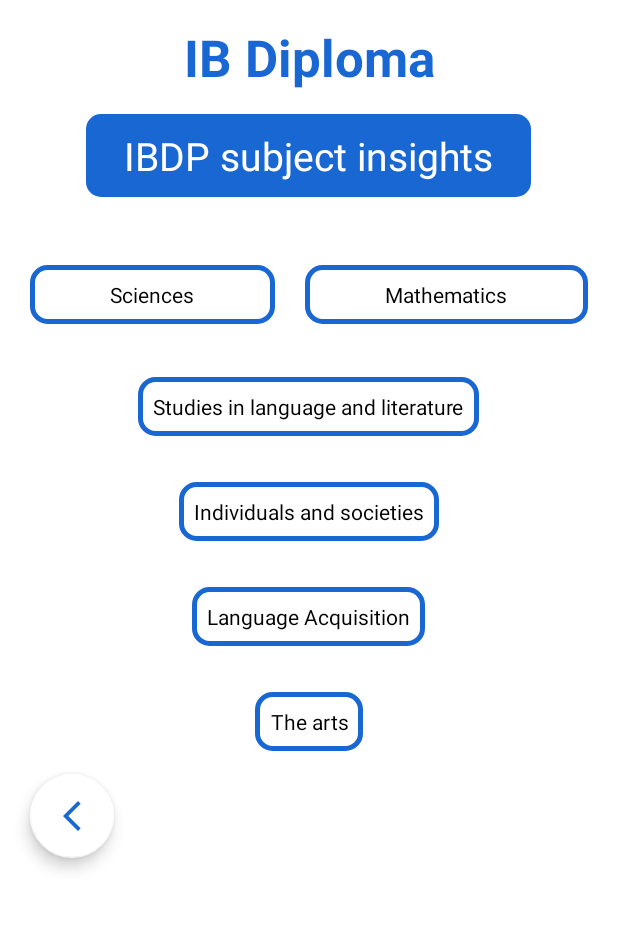
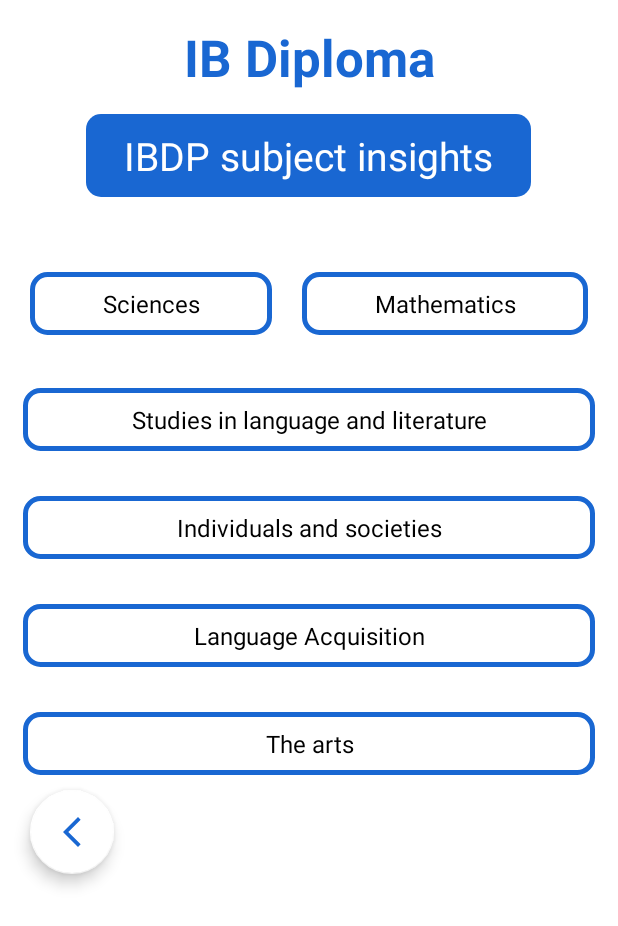
Before and after one commit to Amit-MBCA/AceMentor, an Android app: the ninethStudents screen opened directly, with no data from a screen before it, on a phone screen of 412 x 824 dp. Shown: the top 926 px of the screen. Run offline under Robolectric (Android 15) with nearby library versions, the phone set to English and light mode, and no system bars; libraries missing offline, so code that uses them is left out: com.github.dhaval2404.imagepicker; pictures from the network do not load.

Commit message:
First Commit Date and Time Picker UI Completed Subjects linked to the url Each Slot updated Almost Completed Date problem solved

```diff
--- a/app/src/main/res/layout/activity_nineth_students.xml
+++ b/app/src/main/res/layout/activity_nineth_students.xml
@@ -47,14 +47,14 @@
             android:layout_marginLeft="20dp"
             android:layout_marginTop="20dp"
             android:layout_marginRight="10dp"
-            android:layout_marginBottom="20dp"
+            android:layout_marginBottom="10dp"
             android:layout_weight="1"
             android:background="@drawable/tvsubjectsbg"
             android:padding="10dp"
             android:text="Sciences"
             android:textAlignment="center"
             android:textColor="#000000"
-            android:textSize="14sp" />
+            android:textSize="16sp" />
 
         <TextView
             android:id="@+id/tvMath"
@@ -64,68 +64,76 @@
             android:layout_marginLeft="10dp"
             android:layout_marginTop="20dp"
             android:layout_marginRight="20dp"
-            android:layout_marginBottom="20dp"
+            android:layout_marginBottom="10dp"
             android:layout_weight="1"
             android:background="@drawable/tvsubjectsbg"
             android:padding="10dp"
             android:text="Mathematics"
             android:textAlignment="center"
             android:textColor="#000000"
-            android:textSize="14sp" />
+            android:textSize="16sp" />
 
     </LinearLayout>
 
     <TextView
         android:id="@+id/tvLangandLit"
-        android:layout_width="wrap_content"
+        android:layout_width="match_parent"
         android:layout_height="wrap_content"
         android:layout_gravity="center"
-        android:layout_margin="15dp"
+        android:layout_marginLeft="15dp"
+        android:layout_marginTop="30dp"
+        android:layout_marginRight="15dp"
         android:background="@drawable/tvsubjectsbg"
         android:padding="10dp"
         android:text="Studies in language and literature"
         android:textAlignment="center"
         android:textColor="#000000"
-        android:textSize="14sp" />
+        android:textSize="16sp" />
 
     <TextView
         android:id="@+id/tvIndividuals"
-        android:layout_width="wrap_content"
+        android:layout_width="match_parent"
         android:layout_height="wrap_content"
         android:layout_gravity="center"
-        android:layout_margin="15dp"
+        android:layout_marginLeft="15dp"
+        android:layout_marginTop="30dp"
+        android:layout_marginRight="15dp"
         android:background="@drawable/tvsubjectsbg"
         android:padding="10dp"
         android:text="Individuals and societies"
         android:textAlignment="center"
         android:textColor="#000000"
-        android:textSize="14sp" />
+        android:textSize="16sp" />
 
     <TextView
         android:id="@+id/tvAcqusition"
-        android:layout_width="wrap_content"
+        android:layout_width="match_parent"
         android:layout_height="wrap_content"
         android:layout_gravity="center"
-        android:layout_margin="15dp"
+        android:layout_marginLeft="15dp"
+        android:layout_marginTop="30dp"
+        android:layout_marginRight="15dp"
         android:background="@drawable/tvsubjectsbg"
         android:padding="10dp"
         android:text="Language Acquisition"
         android:textAlignment="center"
         android:textColor="#000000"
-        android:textSize="14sp" />
+        android:textSize="16sp" />
 
     <TextView
         android:id="@+id/tvArts"
-        android:layout_width="wrap_content"
+        android:layout_width="match_parent"
         android:layout_height="wrap_content"
         android:layout_gravity="center"
-        android:layout_margin="15dp"
+        android:layout_marginLeft="15dp"
+        android:layout_marginTop="30dp"
+        android:layout_marginRight="15dp"
         android:background="@drawable/tvsubjectsbg"
         android:padding="10dp"
         android:text="The arts"
         android:textAlignment="center"
         android:textColor="#000000"
-        android:textSize="14sp" />
+        android:textSize="16sp" />
 
 <!--    <TextView-->
 <!--        android:id="@+id/tvCore"-->
@@ -150,6 +158,7 @@
         android:layout_alignParentBottom="true"
         android:layout_gravity="bottom|start"
         android:layout_marginLeft="20dp"
+        android:layout_marginTop="10dp"
         android:layout_marginBottom="30dp"
         android:scaleType="center"
         app:backgroundTint="@color/white"
```
